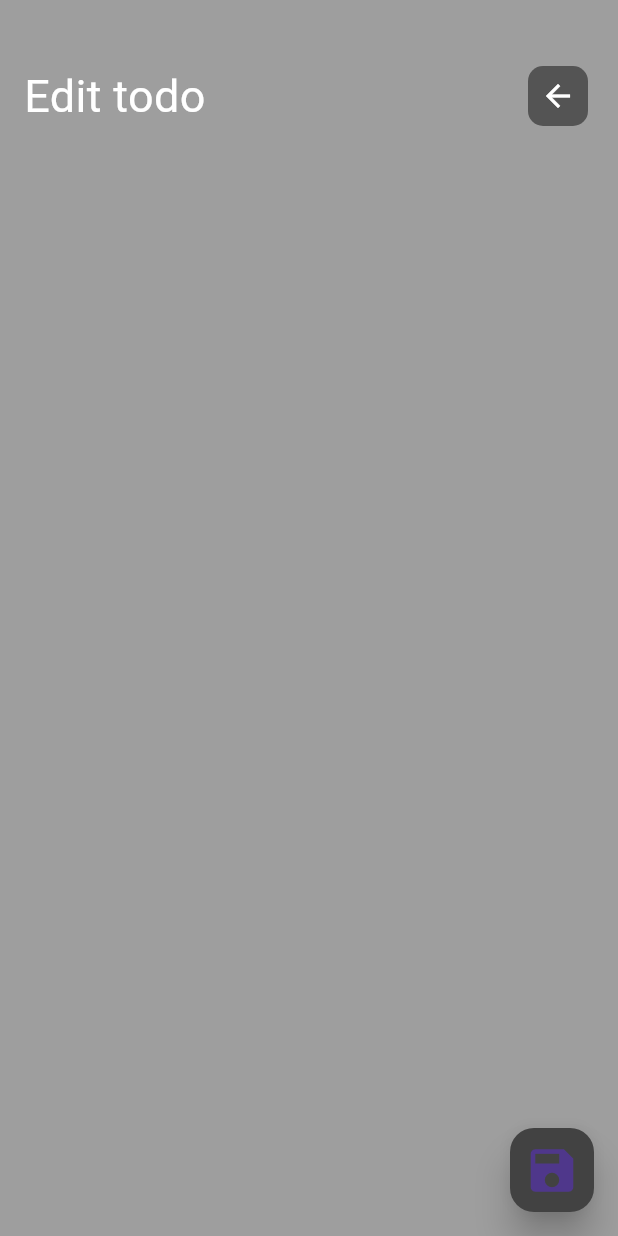
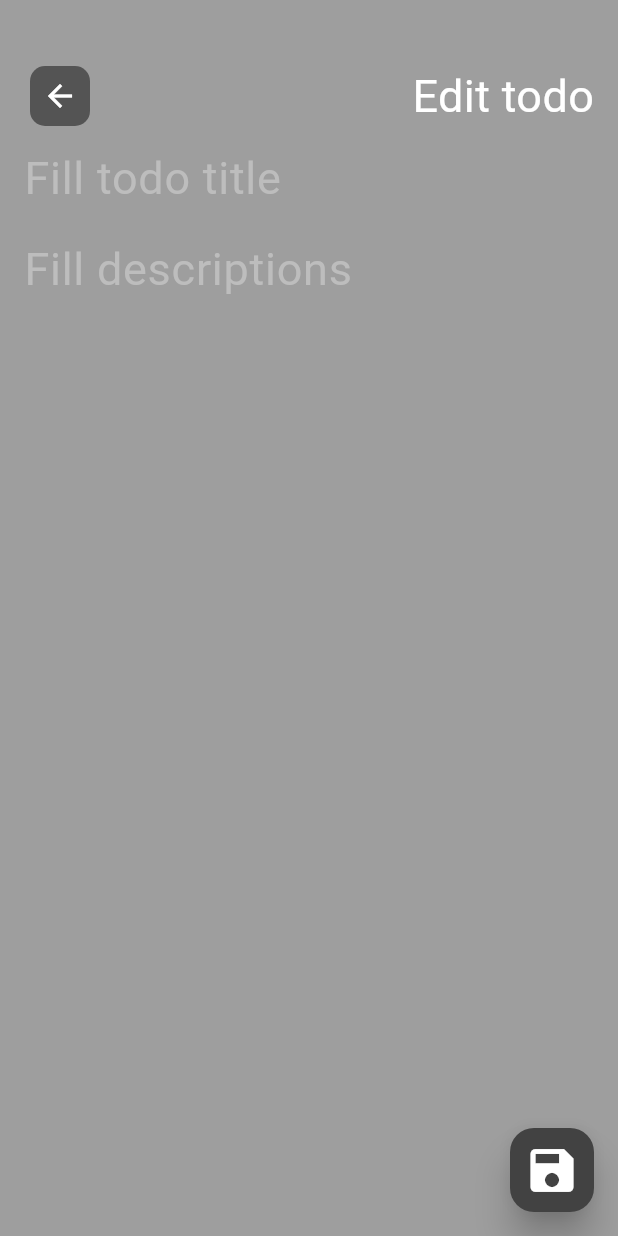
Before and after one commit to wisnuciwun/do-later-mobile, a Flutter app: the Edit screen opened directly, on a phone screen of 412 x 824 dp. Run offline on Flutter 3.47's test engine with Material 3 defaults, Android fonts, the phone set to English and light mode, and no system bars.

Commit message:
fix: delete, search and back button

```diff
--- a/lib/screen/edit.dart
+++ b/lib/screen/edit.dart
@@ -1,3 +1,4 @@
+import 'package:do_later_mobile/screen/home.dart';
 import 'package:do_later_mobile/widgets/default_floating_button.dart';
 import 'package:flutter/material.dart';
 
@@ -28,12 +29,13 @@ class _EditState extends State<Edit> {
           child: Column(
             children: [
               Row(mainAxisAlignment: MainAxisAlignment.spaceBetween, children: [
-                Text('Edit todo',
-                    style: TextStyle(fontSize: 30, color: Colors.white)),
                 IconButton(
                     padding: EdgeInsets.all(0),
                     onPressed: () {
-                      print('');
+                      Navigator.push(
+                          context,
+                          MaterialPageRoute(
+                              builder: (BuildContext context) => const Home()));
                     },
                     icon: Container(
                       width: 40,
@@ -42,7 +44,9 @@ class _EditState extends State<Edit> {
                           color: Colors.grey.shade800.withOpacity(.8),
                           borderRadius: BorderRadius.circular(10)),
                       child: Icon(Icons.arrow_back, color: Colors.white),
-                    ))
+                    )),
+                Text('Edit todo',
+                    style: TextStyle(fontSize: 30, color: Colors.white)),
               ]),
               Expanded(
                   child: ListView(
@@ -52,16 +56,18 @@ class _EditState extends State<Edit> {
                     style: TextStyle(color: Colors.white, fontSize: 30),
                     decoration: InputDecoration(
                         border: InputBorder.none,
-                        hintText: 'Title',
-                        hintStyle: TextStyle(color: Colors.grey, fontSize: 30)),
+                        hintText: 'Fill todo title',
+                        hintStyle: TextStyle(
+                            color: Colors.grey.shade400, fontSize: 30)),
                   ),
                   TextField(
                     controller: content,
                     style: TextStyle(color: Colors.white, fontSize: 30),
                     decoration: InputDecoration(
                         border: InputBorder.none,
-                        hintText: 'Description',
-                        hintStyle: TextStyle(color: Colors.grey, fontSize: 30)),
+                        hintText: 'Fill descriptions',
+                        hintStyle: TextStyle(
+                            color: Colors.grey.shade400, fontSize: 30)),
                   )
                 ],
               ))
--- a/lib/widgets/default_floating_button.dart
+++ b/lib/widgets/default_floating_button.dart
@@ -17,6 +17,7 @@ class DefaultFloatingButton extends StatelessWidget {
       child: Icon(
         icon,
         size: 38,
+        color: Colors.white,
       ),
     );
   }
```
Also changed, not shown: lib/screen/home.dart (+23 -24 lines), lib/widgets/card_todo.dart (+3 -9 lines).
